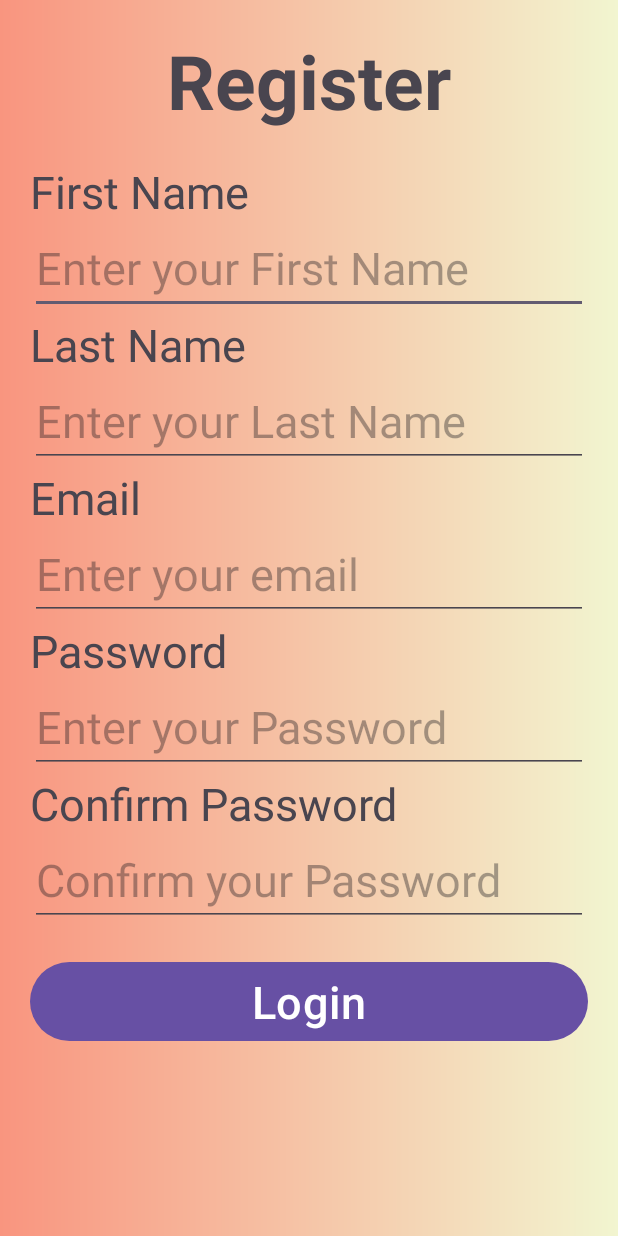
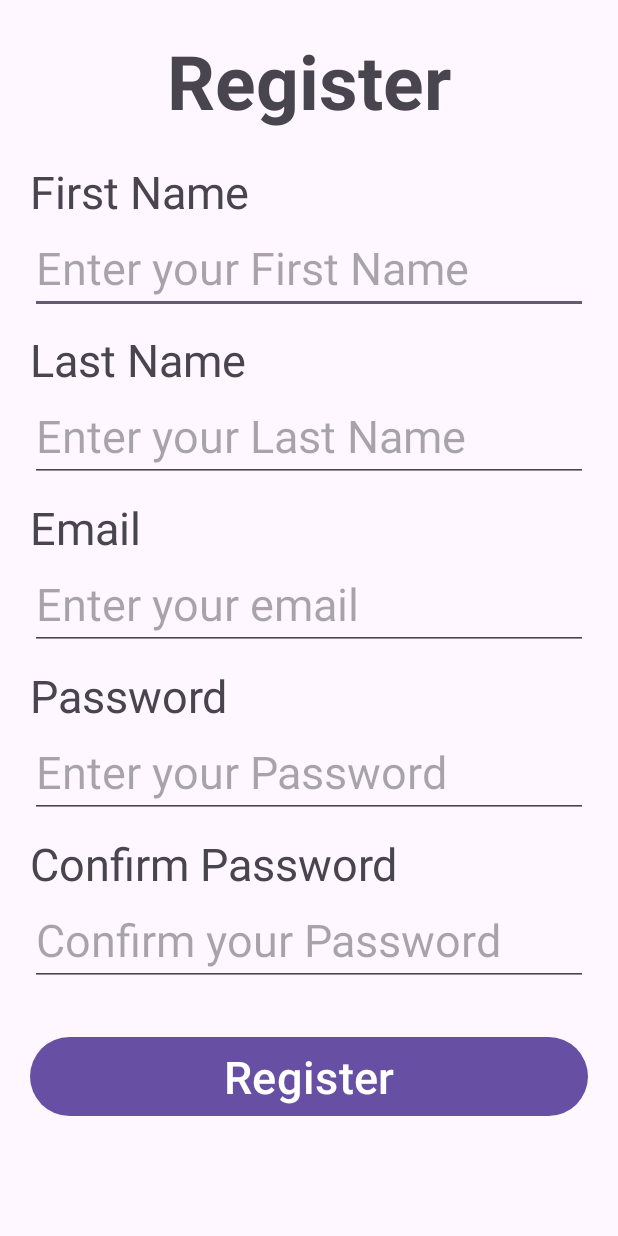
Before and after one commit to AidanMonk/LetsCook, an Android app: the layout activity_register_view.xml on its own in the app's theme, with its tools: preview values and no code run, on a phone screen of 412 x 824 dp. Run offline under Robolectric (Android 15) with nearby library versions, the phone set to English and light mode, and no system bars.

```diff
--- a/app/src/main/AndroidManifest.xml
+++ b/app/src/main/AndroidManifest.xml
@@ -13,13 +13,13 @@
         android:theme="@style/Theme.LetsCook"
         tools:targetApi="31">
         <activity
-            android:name=".RegisterView"
-            android:exported="false" />
-        <activity
             android:name=".LoginView"
             android:exported="false" />
         <activity
             android:name=".MainActivity"
+            android:exported="false" />
+        <activity
+            android:name=".RegisterView"
             android:exported="true">
             <intent-filter>
                 <action android:name="android.intent.action.MAIN" />
--- a/app/src/main/res/layout/activity_login_view.xml
+++ b/app/src/main/res/layout/activity_login_view.xml
@@ -1,6 +1,7 @@
 <?xml version="1.0" encoding="utf-8"?>
 <LinearLayout
     xmlns:android="http://schemas.android.com/apk/res/android"
+    xmlns:app="http://schemas.android.com/apk/res-auto"
     android:layout_width="match_parent"
     android:layout_height="wrap_content"
     android:orientation="vertical"
@@ -40,6 +41,7 @@
         android:layout_width="match_parent"
         android:layout_height="wrap_content"
         android:textSize="30dp"
+        android:layout_marginTop="40dp"
         android:text="Login"/>
 
 </LinearLayout>
--- a/app/src/main/res/layout/activity_register_view.xml
+++ b/app/src/main/res/layout/activity_register_view.xml
@@ -1,11 +1,15 @@
 <?xml version="1.0" encoding="utf-8"?>
+
+<ScrollView
+    xmlns:android="http://schemas.android.com/apk/res/android"
+    android:layout_width="match_parent"
+    android:layout_height="wrap_content">
 <LinearLayout
-    xmlns:android="http://schemas.android.com/apk/res/android"
     android:layout_width="match_parent"
     android:layout_height="match_parent"
     android:orientation="vertical"
-    android:background="@drawable/gradient_background"
     android:padding="20dp">
+<!--    android:background="@drawable/gradient_background"-->
 
     <TextView
         android:layout_height="wrap_content"
@@ -23,10 +27,9 @@
         android:text="First Name" />
 
     <EditText
-        android:id="@+id/edtFirstname"
+        android:id="@+id/edtFirstName"
         android:layout_height="wrap_content"
         android:layout_width="match_parent"
-
         android:textSize="30dp"
         android:hint="Enter your First Name"/>
 
@@ -34,6 +37,7 @@
         android:layout_height="wrap_content"
         android:layout_width="match_parent"
         android:textSize="30dp"
+        android:layout_marginTop="10dp"
         android:text="Last Name"/>
 
     <EditText
@@ -47,6 +51,7 @@
         android:layout_height="wrap_content"
         android:layout_width="match_parent"
         android:textSize="30dp"
+        android:layout_marginTop="10dp"
         android:text="Email" />
 
     <EditText
@@ -61,6 +66,7 @@
         android:layout_height="wrap_content"
         android:layout_width="match_parent"
         android:textSize="30dp"
+        android:layout_marginTop="10dp"
         android:text="Password"/>
 
     <EditText
@@ -75,6 +81,7 @@
         android:layout_height="wrap_content"
         android:layout_width="match_parent"
         android:textSize="30dp"
+        android:layout_marginTop="10dp"
         android:text="Confirm Password"/>
 
     <EditText
@@ -86,10 +93,12 @@
 
 
     <Button
-        android:id="@+id/btnlogin"
+        android:id="@+id/btnRegister"
         android:layout_width="match_parent"
         android:layout_height="wrap_content"
         android:textSize="30dp"
-        android:layout_marginTop="20dp"
-        android:text="Login"/>
+        android:layout_marginTop="30dp"
+        android:text="Register"/>
+
 </LinearLayout>
+</ScrollView>
```
Also changed, not shown: app/src/main/java/com/example/letscook/LoginView.java (+2 -6 lines), app/src/main/java/com/example/letscook/RegisterView.java (+25 -6 lines), app/src/main/java/com/example/letscook/User.java (+12 -0 lines).
